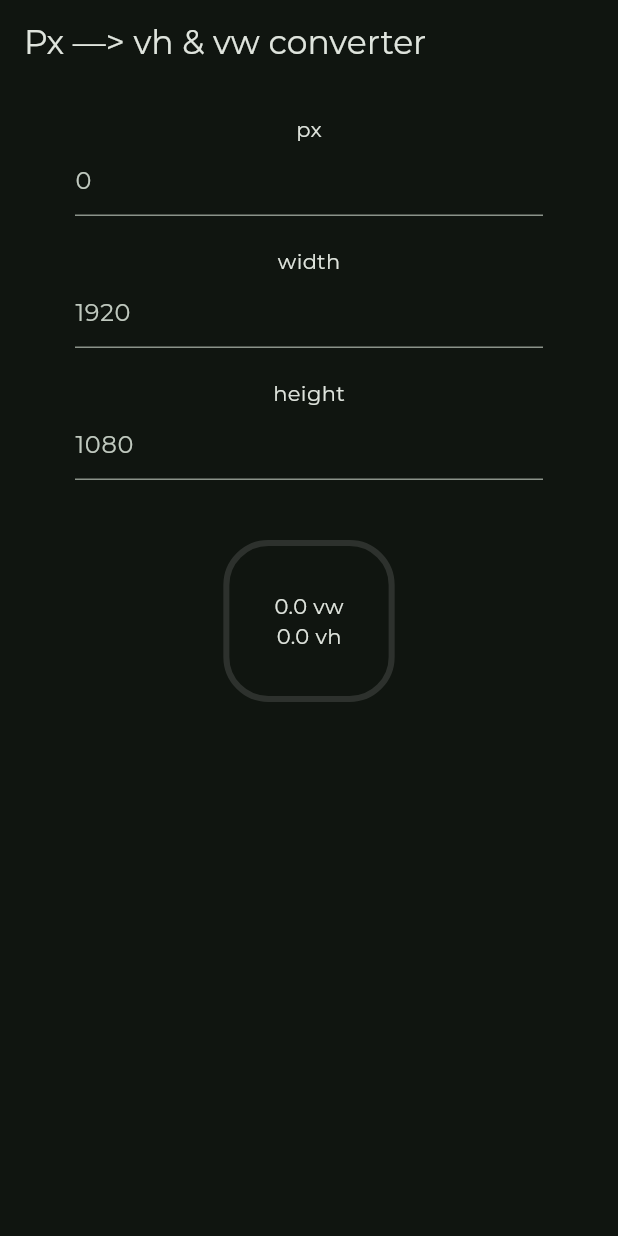
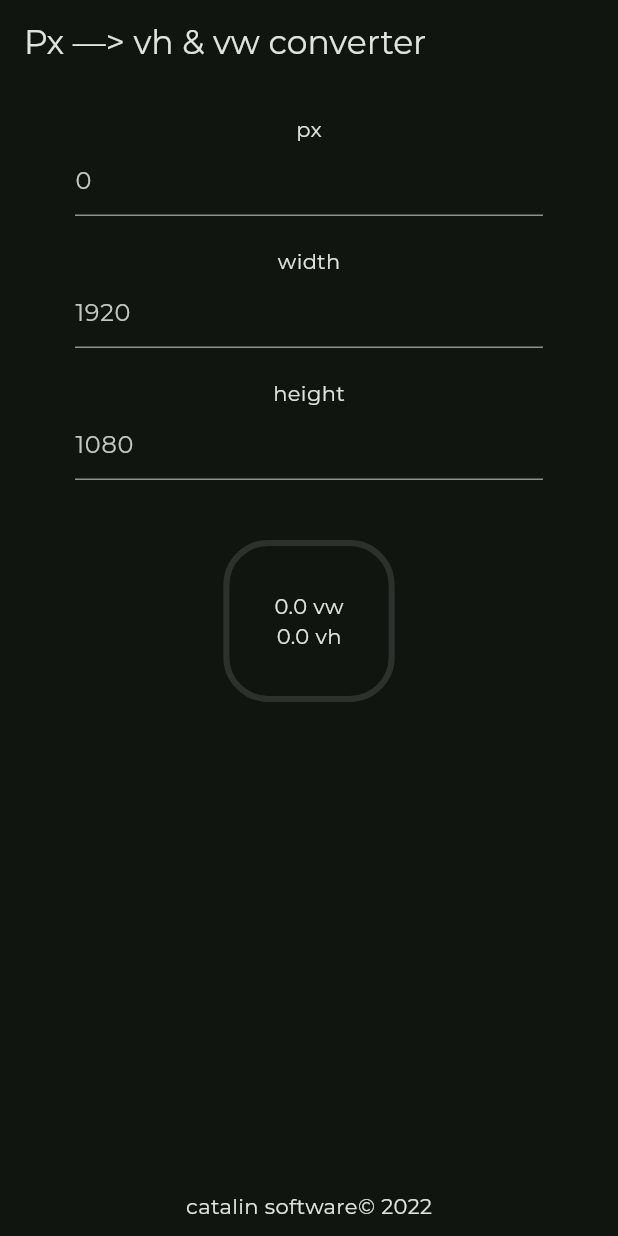
Before and after one commit to loooltooot/css-px-converter, a Flutter app: the screen it shows after launch, on a phone screen of 412 x 824 dp. Run offline on Flutter 3.47's test engine with Material 2 defaults, Android fonts, the phone set to English and light mode, and no system bars; our stand-ins replace google_fonts.

Commit message:
0x080622-RELEASE

```diff
--- a/lib/screens/home.dart
+++ b/lib/screens/home.dart
@@ -15,6 +15,7 @@ class _HomeScreenState extends State<HomeScreen> {
   @override
   Widget build(BuildContext context) {
     return Scaffold(
+      resizeToAvoidBottomInset: false,
       appBar: AppBar(
         title: const Text('Px —> vh & vw converter'),
         elevation: 0,
@@ -94,7 +95,10 @@ class _HomeScreenState extends State<HomeScreen> {
                   Text('${(((int.tryParse(_pxS) ?? 0) / (int.tryParse(_pxH) ?? 1080)) * 10000).ceil() / 100} vh')
                 ],
               ),
-            )
+            ),
+            const Spacer(),
+            const Text('catalin software© 2022'),
+            const Padding(padding: EdgeInsets.fromLTRB(0, 0, 0, 10)),
           ],
         ),
       ),
```
Also changed, not shown: 20 other files.
